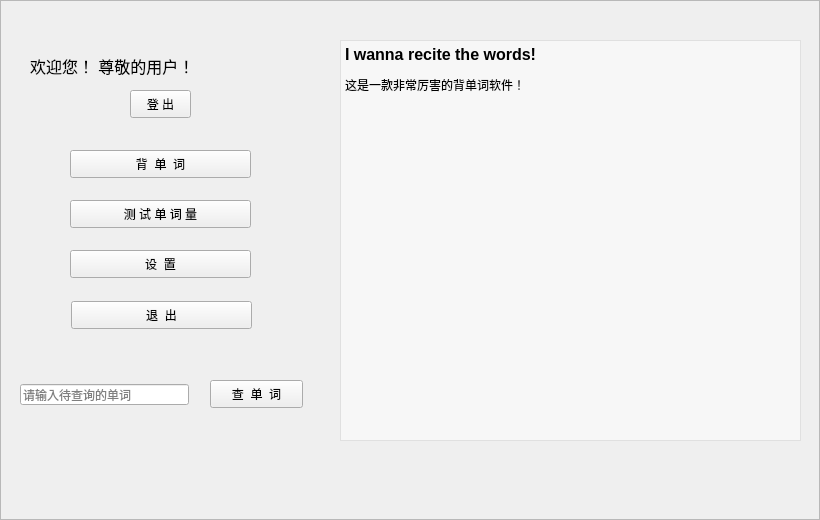
The window that mainwindow.ui (OOPtaskgroup/dictionary) describes before a commit, drawn with Qt 5.
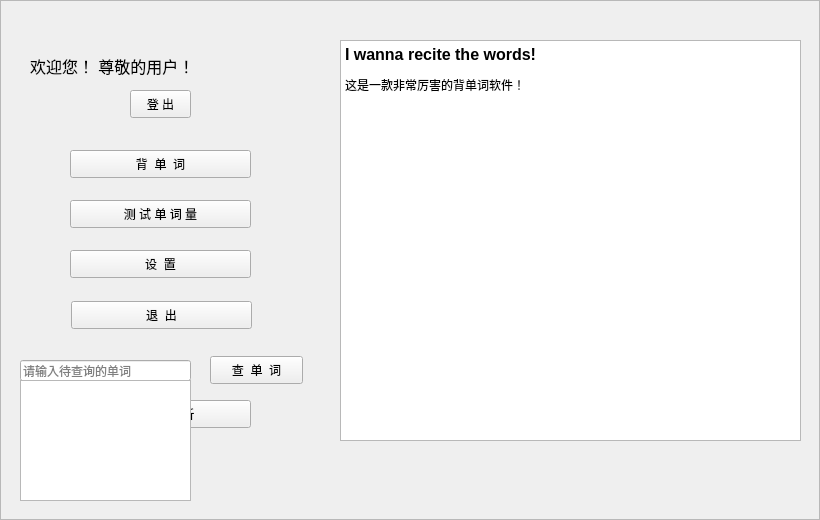
The same window after the commit.

Commit message: history function added. modified by victorywys -- 5.23

The edit to the form file:
```diff
--- a/mainwindow.ui
+++ b/mainwindow.ui
@@ -39,7 +39,7 @@
      <bool>false</bool>
     </property>
     <property name="styleSheet">
-     <string notr="true">background-color: rgba(255, 255, 255, 120);</string>
+     <string notr="true"/>
     </property>
     <property name="html">
      <string>&lt;!DOCTYPE HTML PUBLIC &quot;-//W3C//DTD HTML 4.0//EN&quot; &quot;http://www.w3.org/TR/REC-html40/strict.dtd&quot;&gt;
@@ -138,8 +138,8 @@
     <property name="geometry">
      <rect>
       <x>20</x>
-      <y>384</y>
-      <width>169</width>
+      <y>360</y>
+      <width>171</width>
       <height>21</height>
      </rect>
     </property>
@@ -157,7 +157,7 @@
     <property name="geometry">
      <rect>
       <x>210</x>
-      <y>380</y>
+      <y>356</y>
       <width>93</width>
       <height>28</height>
      </rect>
@@ -214,6 +214,29 @@
      <string>背  单  词</string>
     </property>
    </widget>
+   <widget class="QListWidget" name="historyList">
+    <property name="geometry">
+     <rect>
+      <x>20</x>
+      <y>380</y>
+      <width>171</width>
+      <height>121</height>
+     </rect>
+    </property>
+   </widget>
+   <widget class="QPushButton" name="textBtn">
+    <property name="geometry">
+     <rect>
+      <x>70</x>
+      <y>400</y>
+      <width>181</width>
+      <height>28</height>
+     </rect>
+    </property>
+    <property name="text">
+     <string>文  本  分  析</string>
+    </property>
+   </widget>
    <zorder>bgImg</zorder>
    <zorder>exitBtn</zorder>
    <zorder>wordEdit</zorder>
@@ -224,6 +247,8 @@
    <zorder>configBtn</zorder>
    <zorder>testBtn</zorder>
    <zorder>reciteBtn</zorder>
+   <zorder>textBtn</zorder>
+   <zorder>historyList</zorder>
   </widget>
  </widget>
  <layoutdefault spacing="6" margin="11"/>
```
The commit also changes 13 other files.
